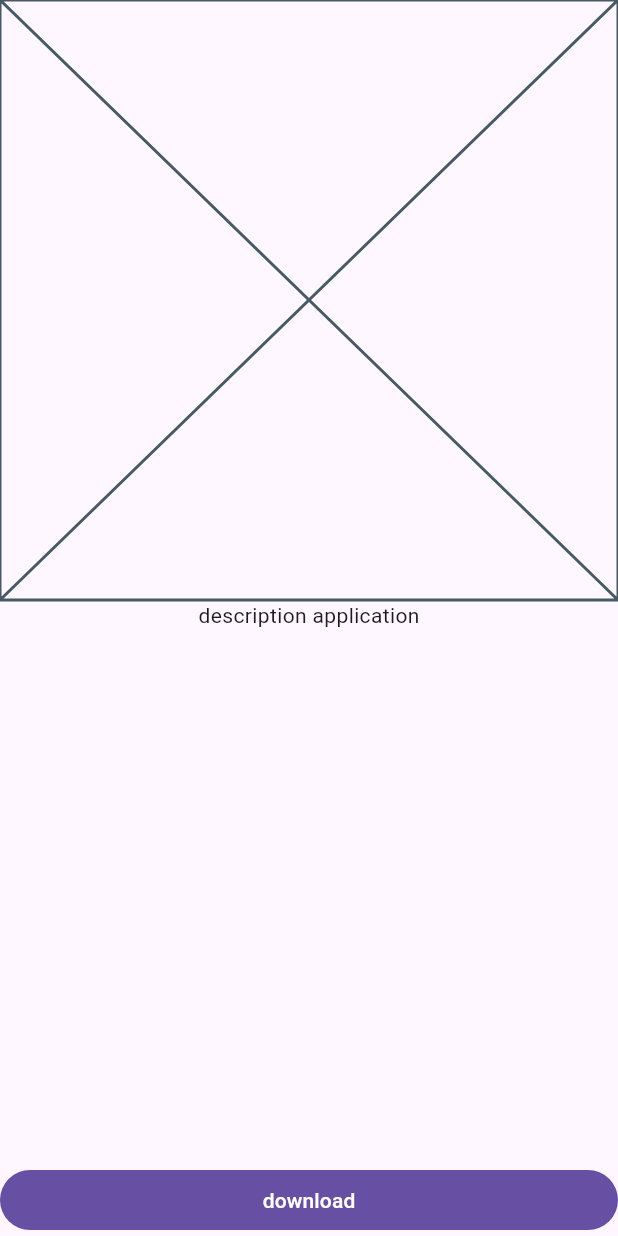
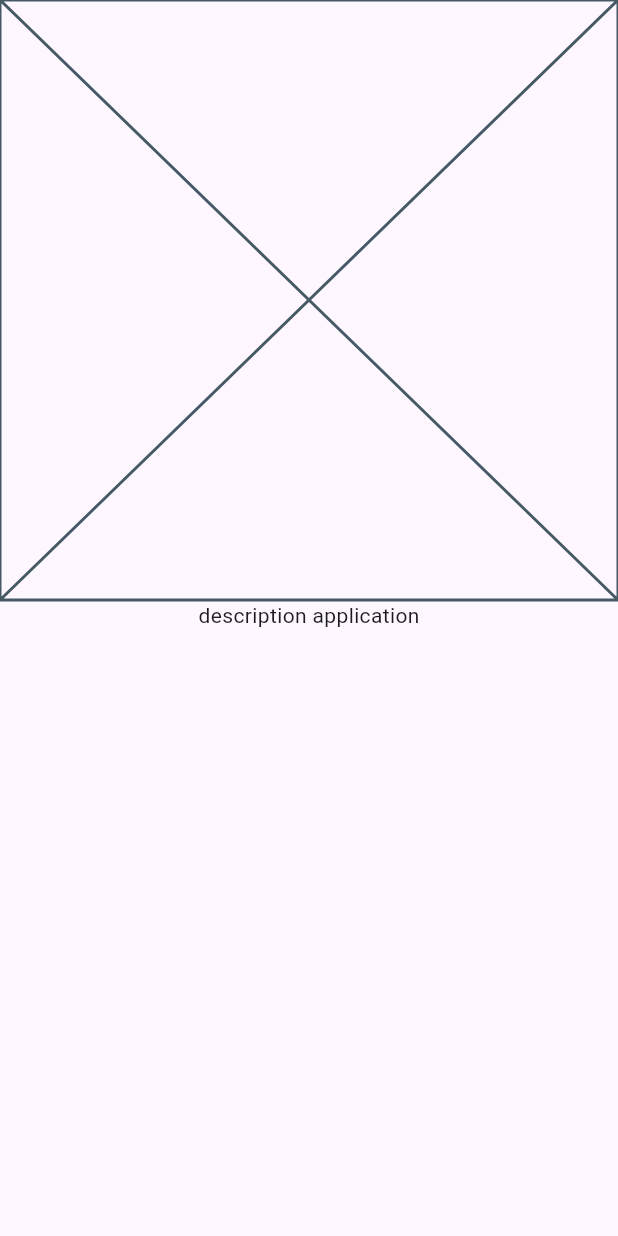
Before and after one commit to Hhanri/rando_point_deau, a Flutter app: the screen it shows after launch, on a phone screen of 412 x 824 dp. Run offline on Flutter 3.47's test engine with Material 3 defaults, Android fonts, the phone set to English and light mode, and no system bars; our stand-ins replace equatable, flutter_bloc, fpdart, get_it, sqflite; accounts and stored records are empty.

Commit message:
[water] removed download use case from onboarding cubit

```diff
--- a/lib/config/setup_container.dart
+++ b/lib/config/setup_container.dart
@@ -54,7 +54,6 @@ Future<void> setupSL() async {
   sl.registerFactory<OnboardingCubit>(
     () => OnboardingCubit(
       waterHasLocalDataUseCase: sl.get<WaterHasLocalDataUseCase>(),
-      waterDownloadAndSaveUseCase: sl.get<WaterDownloadAndSaveUseCase>(),
     )..init(),
   );
 }
--- a/lib/features/onboarding/presentation/pages/onboarding_page.dart
+++ b/lib/features/onboarding/presentation/pages/onboarding_page.dart
@@ -1,39 +1,13 @@
 import 'package:flutter/material.dart';
-import 'package:flutter_bloc/flutter_bloc.dart';
-import 'package:rando_point_deau/features/onboarding/presentation/cubits/onboarding_cubit/onboarding_cubit.dart';
 
 class OnboardingPage extends StatelessWidget {
   const OnboardingPage({super.key});
 
   @override
   Widget build(BuildContext context) {
-    return Scaffold(
-      body: const Column(
+    return const Scaffold(
+      body: Column(
         children: [Placeholder(), Text("description application")],
-      ),
-      bottomNavigationBar: BlocBuilder<OnboardingCubit, OnboardingState>(
-        builder: (context, state) {
-          if (state is OnboardingDownloading) {
-            return Column(
-              mainAxisSize: MainAxisSize.min,
-              children: [
-                Text(state.progress.title),
-                Flexible(
-                  child: LinearProgressIndicator(
-                    value: state.progress.progress / state.progress.total,
-                  ),
-                ),
-              ],
-            );
-          }
-          if (state is OnboardingReady) {
-            return FilledButton(
-              onPressed: context.read<OnboardingCubit>().download,
-              child: const Text("download"),
-            );
-          }
-          return const SizedBox.shrink();
-        },
       ),
     );
   }
```
Also changed, not shown: lib/features/onboarding/presentation/cubits/onboarding_cubit/onboarding_cubit.dart (+0 -53 lines), 1 other file.
